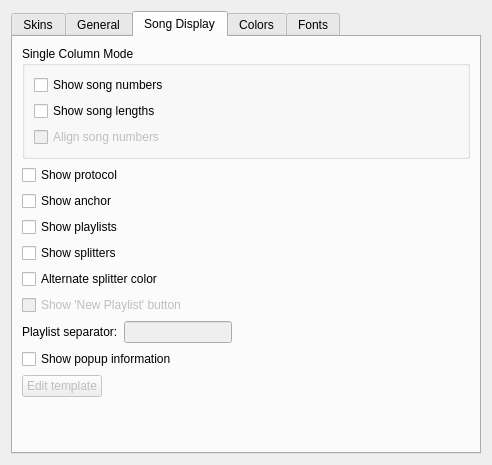
First picture: the form in src/plugins/Ui/skinned/forms/skinnedsettings.ui, repository ksv1986/qmmp-staging, before the edit.
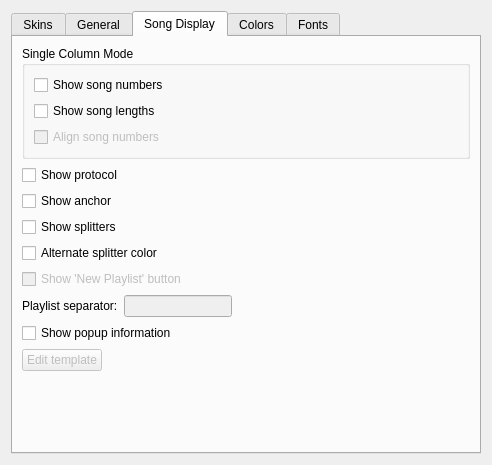
Second picture: the form after the edit. The open tabs and pages were chosen to show the change. Icons and pictures are not drawn. Custom widgets are drawn as their Qt base class.

Commit message: skinned: added 'show tab bar' action

Patch:
```diff
--- a/src/plugins/Ui/skinned/forms/skinnedsettings.ui
+++ b/src/plugins/Ui/skinned/forms/skinnedsettings.ui
@@ -302,13 +302,6 @@
          </property>
         </widget>
        </item>
-       <item>
-        <widget class="QCheckBox" name="playlistsCheckBox">
-         <property name="text">
-          <string>Show playlists</string>
-         </property>
-        </widget>
-       </item>
        <item>
         <widget class="QCheckBox" name="showSplittersCheckBox">
          <property name="text">
```
Left out of the diff: 32 changed lines with no effect on the pictures. The commit also changes 8 other files.
